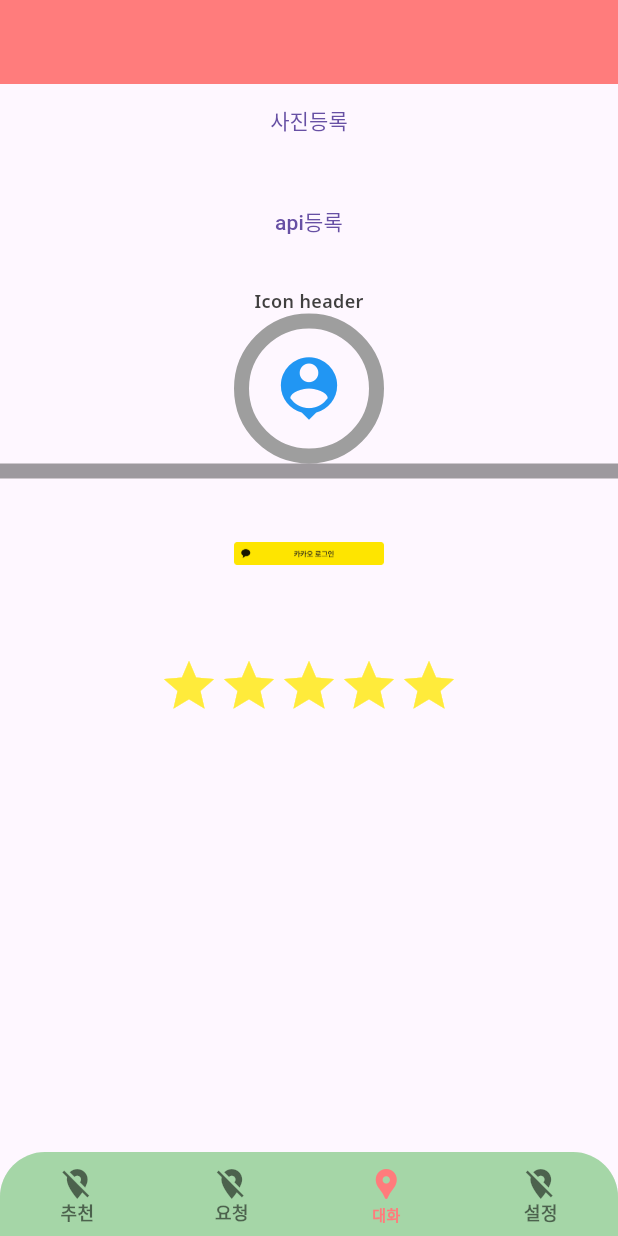
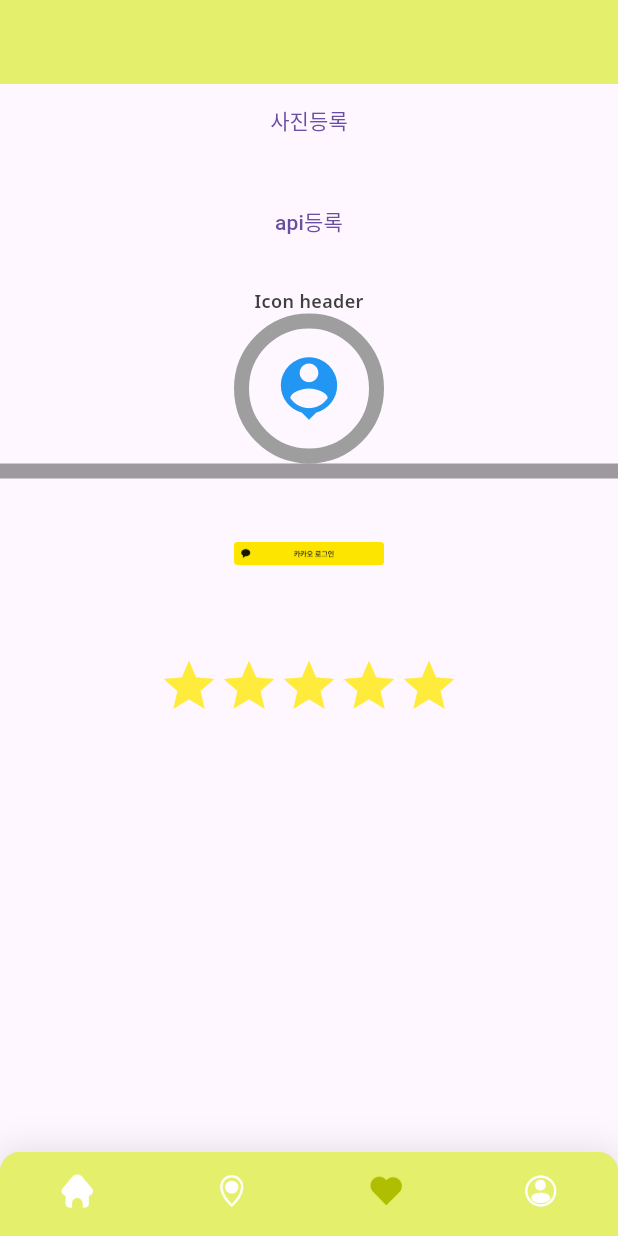
Before and after one commit to minijini/buycott, a Flutter app: the screen it shows after launch, item 3 of the bottom bar chosen, on a phone screen of 412 x 824 dp. Run offline on Flutter 3.47's test engine with Material 3 defaults, Android fonts, the phone set to English and light mode, and no system bars; drawn by our look-alikes of cached_network_image, extended_image, percent_indicator; our stand-ins replace connectivity_plus, dio, firebase_core, firebase_messaging, flutter_local_notifications, go_router and 4 more; missing offline and left inert: device_screen_size, flutter_naver_login, flutter_udid, kakao_flutter_sdk, kakao_flutter_sdk_user; accounts and stored records are empty; network calls fail.

Commit message:
rename : homescreen -> mainscreen 변경

```diff
--- a/lib/constants/constants.dart
+++ b/lib/constants/constants.dart
@@ -5,6 +5,7 @@ const String loginRouteName = 'login';
 const String signUpRouteName = 'signup';
 
 
+const String mainRouteName = 'main';
 const String homeRouteName = 'home';
 const String splashRouteName = 'splash';
 
--- a/lib/router/router.dart
+++ b/lib/router/router.dart
@@ -3,7 +3,7 @@ import 'package:buycott/screen/map/map_screen.dart';
 import 'package:flutter/material.dart';
 import 'package:go_router/go_router.dart';
 
-import '../screen/home/home_screen.dart';
+import '../screen/main/main_screen.dart';
 import '../states/user_notifier.dart';
 import '../constants/constants.dart';
 import '../widgets/UnanimatedPageRoute.dart';
@@ -15,7 +15,7 @@ class MyRouter {
   MyRouter(this.userProvider);
 
   late final router = GoRouter(
-    initialLocation: '/home',
+    initialLocation: '/main',
     //첫화면설정
     errorBuilder: (context, state) {
       return const Text('Error occur');
@@ -25,10 +25,10 @@ class MyRouter {
     // },
     routes: [
       GoRoute(
-          path: '/home',
-          name: homeRouteName,
+          path: '/main',
+          name: mainRouteName,
           builder: (context, state) {
-            return const HomeScreen();
+            return const MainScreen();
           },
           routes: [
             GoRoute(
--- a/lib/screen/home/home_screen.dart
+++ b/lib/screen/main/main_screen.dart
@@ -25,14 +25,14 @@ import '../map/bottom_sheet_screen.dart';
 import '../bottomScreen3.dart';
 import '../store/store_add_screen.dart';
 
-class HomeScreen extends StatefulWidget {
-  const HomeScreen({Key? key}) : super(key: key);
+class MainScreen extends StatefulWidget {
+  const MainScreen({Key? key}) : super(key: key);
 
   @override
-  State<HomeScreen> createState() => _HomeScreenState();
+  State<MainScreen> createState() => _MainScreenState();
 }
 
-class _HomeScreenState extends State<HomeScreen> with TickerProviderStateMixin{
+class _MainScreenState extends State<MainScreen> with TickerProviderStateMixin{
   int _bottomSelectedIndex = 0;
 
   late UserNotifier _userNotifier;
@@ -109,34 +109,38 @@ class _HomeScreenState extends State<HomeScreen> with TickerProviderStateMixin{
         ),
        bottomNavigationBar: Container(
            decoration: BoxDecoration(
-             borderRadius: BorderRadius.only(
-                 topRight: Radius.circular(30), topLeft: Radius.circular(30)),
-             // boxShadow: [
-             //   BoxShadow(color: Colors.black38, spreadRadius: 0, blurRadius: 0.2),
-             // ],
+             boxShadow: [
+               BoxShadow(color: Colors.black12, spreadRadius: 0, blurRadius: 20,),
+             ],
            ),
            child: ClipRRect(
              borderRadius: BorderRadius.only(
-               topLeft: Radius.circular(30.0),
-               topRight: Radius.circular(30.0),
+               topLeft: Radius.circular(sized_13),
+               topRight: Radius.circular(sized_13),
              ),
              child:  BottomNavigationBar(
-               backgroundColor: Colors.green[200],
+               backgroundColor: BasicColor.primary,
              currentIndex: _bottomSelectedIndex,
              type: BottomNavigationBarType.fixed,
+               showSelectedLabels: false,
+               showUnselectedLabels: false,
              //icon&label 보여주는 타입 , fixed : 애니메이션 없음
              items: [
                BottomNavigationBarItem(
                    icon: Container(
                      padding: const EdgeInsets.symmetric(vertical: sized_2),
-                     child: Icon(_bottomSelectedIndex == 0 ? Icons.location_pin: Icons.location_off),
+                     child: ImageIcon(AssetImage(_bottomSelectedIndex == 0
+                         ? 'assets/icon/icon_home_off.png'
+                         : 'assets/icon/icon_home_off.png')),
                    ),
                    label: '추천'),
                //선택 될 때 채워진 이미지로 변경
                BottomNavigationBarItem(
                    icon: Container(
                      padding: const EdgeInsets.symmetric(vertical: sized_2),
-                     child: Icon(_bottomSelectedIndex == 1 ? Icons.location_pin: Icons.location_off),
+                     child: ImageIcon(AssetImage(_bottomSelectedIndex == 1
+                         ? 'assets/icon/icon_location_off.png'
+                         : 'assets/icon/icon_location_off.png')),
                    ),
                    backgroundColor: Colors.transparent,
                    label: '요청'),
@@ -145,7 +149,9 @@ class _HomeScreenState extends State<HomeScreen> with TickerProviderStateMixin{
                      children: [
                        Container(
                          padding: const EdgeInsets.symmetric(vertical: sized_2),
-                         child: Icon(_bottomSelectedIndex == 2 ? Icons.location_pin: Icons.location_off),
+                         child: ImageIcon(AssetImage(_bottomSelectedIndex == 2
+                             ? 'assets/icon/icon_favorite_off.png'
+                             : 'assets/icon/icon_favorite_off.png')),
                        ),
                      ],
                    ),
@@ -153,10 +159,10 @@ class _HomeScreenState extends State<HomeScreen> with TickerProviderStateMixin{
                BottomNavigationBarItem(
                    icon: Container(
                      padding: const EdgeInsets.symmetric(vertical: sized_2),
-                     child: Icon(_bottomSelectedIndex == 3 ? Icons.location_pin: Icons.location_off),
-                     // child: ImageIcon(AssetImage(_bottomSelectedIndex == 3
-                     //     ? 'assets/imgs/icon_set_on.png'
-                     //     : 'assets/imgs/icon_set_off.png')),
+
+                     child: ImageIcon(AssetImage(_bottomSelectedIndex == 3
+                         ? 'assets/icon/icon_my_off.png'
+                         : 'assets/icon/icon_my_off.png')),
                    ),
 
                    label: '설정'),
--- a/lib/utils/color/basic_color.dart
+++ b/lib/utils/color/basic_color.dart
@@ -1,8 +1,8 @@
 import 'dart:ui';
 
 class BasicColor{
-  static const Color primary = Color(0xffff7c7c);
-  static const Color primary2 = Color(0xffFD7F7E);
+  static const Color primary = Color(0xffE4EF6B);
+  static const Color primary2 = Color(0xffAFBE00);
   static const Color yellow = Color(0xffffca66);
   static const Color salmon = Color(0xfffc7b64);
   static const Color lightgrey = Color(0xffbdbdbd);
--- a/lib/utils/theme/basic_theme.dart
+++ b/lib/utils/theme/basic_theme.dart
@@ -26,7 +26,8 @@ class BasicTheme{
         backgroundColor: BasicColor.primary,
       ),
       bottomNavigationBarTheme: const BottomNavigationBarThemeData(
-        selectedItemColor: BasicColor.primary,
+        selectedItemColor: BasicColor.primary2,
+        unselectedItemColor: Colors.white,
         selectedLabelStyle: TextStyle(color:BasicColor.primary,fontSize: 10)
       ),
       textTheme: BasicTextTheme.lightTextTheme,
--- a/pubspec.yaml
+++ b/pubspec.yaml
@@ -121,6 +121,7 @@ flutter:
   # To add assets to your application, add an assets section, like this:
   assets:
     - assets/login/
+    - assets/icon/
   #   - images/a_dot_ham.jpeg
 
   # An image asset can refer to one or more resolution-specific "variants", see
```
Also changed, not shown: lib/screen/map/modal_inside_modal.dart (added, +42 -0 lines), assets/icon/icon_favorite_off.png (added), assets/icon/icon_home_off.png (added), assets/icon/icon_location_off.png (added), assets/icon/icon_my_off.png (added).
